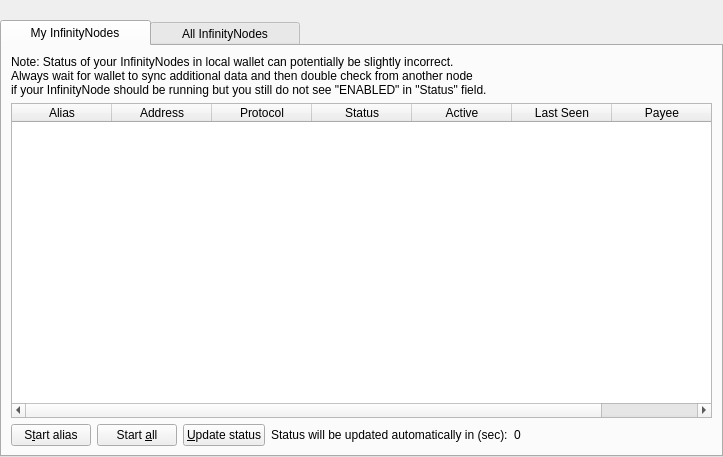
Above: src/qt/forms/masternodelist.ui from hardwarewise/SIN-core before the change. Below: the same form after it.
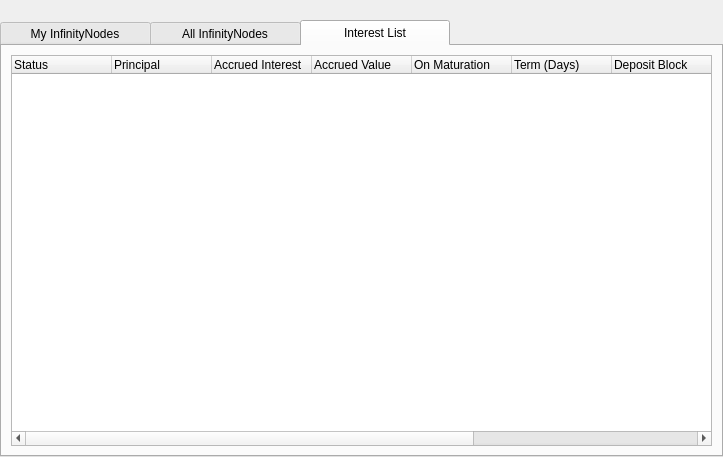
That is the form after the change.

Commit message: "Interest List" has been added to Infinitynode tab.

```diff
--- a/src/qt/forms/masternodelist.ui
+++ b/src/qt/forms/masternodelist.ui
@@ -52,7 +52,7 @@
      <item>
       <widget class="QTabWidget" name="tabWidget">
        <property name="currentIndex">
-        <number>0</number>
+        <number>2</number>
        </property>
        <widget class="QWidget" name="tabMyMasternodes">
         <attribute name="title">
@@ -304,6 +304,101 @@
          </item>
         </layout>
        </widget>
+       <widget class="QWidget" name="tab">
+        <attribute name="title">
+         <string>Interest List</string>
+        </attribute>
+        <layout class="QVBoxLayout" name="verticalLayout_3">
+         <item>
+          <widget class="QTableWidget" name="hodlTable">
+           <property name="enabled">
+            <bool>true</bool>
+           </property>
+           <property name="editTriggers">
+            <set>QAbstractItemView::NoEditTriggers</set>
+           </property>
+           <property name="alternatingRowColors">
+            <bool>true</bool>
+           </property>
+           <attribute name="horizontalHeaderDefaultSectionSize">
+            <number>100</number>
+           </attribute>
+           <column>
+            <property name="text">
+             <string>Status</string>
+            </property>
+            <property name="textAlignment">
+             <set>AlignLeading|AlignVCenter</set>
+            </property>
+           </column>
+           <column>
+            <property name="text">
+             <string>Principal</string>
+            </property>
+            <property name="textAlignment">
+             <set>AlignLeading|AlignVCenter</set>
+            </property>
+           </column>
+           <column>
+            <property name="text">
+             <string>Accrued Interest</string>
+            </property>
+            <property name="textAlignment">
+             <set>AlignLeading|AlignVCenter</set>
+            </property>
+           </column>
+           <column>
+            <property name="text">
+             <string>Accrued Value</string>
+            </property>
+            <property name="textAlignment">
+             <set>AlignLeading|AlignVCenter</set>
+            </property>
+           </column>
+           <column>
+            <property name="text">
+             <string>On Maturation</string>
+            </property>
+            <property name="textAlignment">
+             <set>AlignLeading|AlignVCenter</set>
+            </property>
+           </column>
+           <column>
+            <property name="text">
+             <string>Term (Days)</string>
+            </property>
+            <property name="textAlignment">
+             <set>AlignLeading|AlignVCenter</set>
+            </property>
+           </column>
+           <column>
+            <property name="text">
+             <string>Deposit Block</string>
+            </property>
+            <property name="textAlignment">
+             <set>AlignLeading|AlignVCenter</set>
+            </property>
+           </column>
+           <column>
+            <property name="text">
+             <string>Maturation Block</string>
+            </property>
+            <property name="textAlignment">
+             <set>AlignLeading|AlignVCenter</set>
+            </property>
+           </column>
+           <column>
+            <property name="text">
+             <string>Estimated Date</string>
+            </property>
+            <property name="textAlignment">
+             <set>AlignLeading|AlignVCenter</set>
+            </property>
+           </column>
+          </widget>
+         </item>
+        </layout>
+       </widget>
       </widget>
      </item>
     </layout>
```
